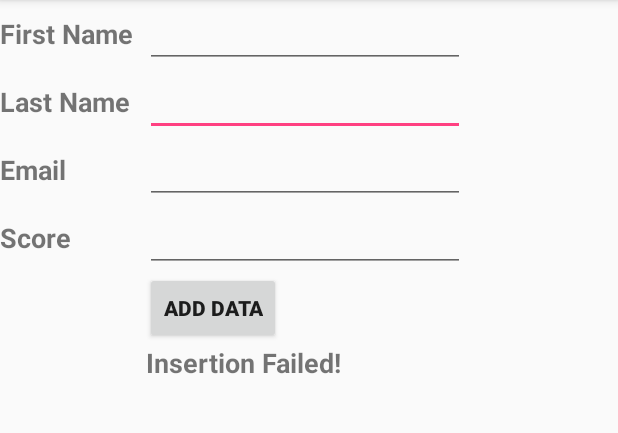
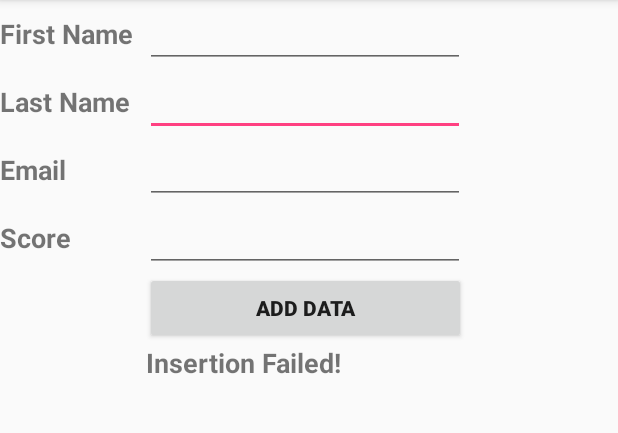
Before and after one commit to sQasimSo/tast1, an Android app: the Records screen opened directly, with no data from a screen before it, after a tap on "ADD DATA", on a phone screen of 412 x 824 dp, the part 84-517 px from its top. Run offline under Robolectric (Android 15) with nearby library versions, the phone set to English and light mode, and no system bars; 1 statement that could not run was skipped.

Commit message:
debugging, adding table, app is crashing

```diff
--- a/app/src/main/java/com/experitest/qasimsobeh/task1/Records.java
+++ b/app/src/main/java/com/experitest/qasimsobeh/task1/Records.java
@@ -1,6 +1,7 @@
 package com.experitest.qasimsobeh.task1;
 
 import android.content.DialogInterface;
+import android.content.Intent;
 import android.database.sqlite.SQLiteDatabase;
 import android.support.v7.app.AppCompatActivity;
 import android.os.Bundle;
@@ -12,32 +13,38 @@ import android.widget.TextView;
 public class Records extends AppCompatActivity
 {
     DatabaseHelper myDB;
-    EditText fName,lName,email,score;
+    EditText fName, lName, email, score;
     TextView insertionRes;
     Button btnAddData;
+
     @Override
     protected void onCreate(Bundle savedInstanceState)
     {
         super.onCreate(savedInstanceState);
         setContentView(R.layout.activity_records);
-        myDB = new DatabaseHelper(this);
+
+        Intent intent = getIntent();
+        String message = intent.getStringExtra(LoginActivity.EXTRA_MESSAGE);
 
         fName = (EditText) findViewById(R.id.editText_firstName);
         lName = (EditText) findViewById(R.id.editText_lastName);
         email = (EditText) findViewById(R.id.editText_email);
         score = (EditText) findViewById(R.id.editText_score);
         insertionRes = (TextView) findViewById(R.id.textView_insertionRes);
+
         btnAddData = (Button) findViewById(R.id.button_add);
+        btnAddData.setOnClickListener(listener1);
 
-        checkDB();
+        insertionRes.setText(message);
     }
 
-    public void checkDB()
-    {
-        btnAddData.setOnClickListener(new View.OnClickListener()
+    View.OnClickListener listener1 = new View.OnClickListener()
     {
         @Override
         public void onClick(View view)
+        {
+            myDB = new DatabaseHelper(getApplicationContext());
+            if (view.getId() == R.id.button_add)
             {
                 boolean insertionStatus = myDB.insertData(fName.getText().toString(),
                         lName.getText().toString(),
@@ -45,11 +52,11 @@ public class Records extends AppCompatActivity
                         Integer.parseInt(score.getText().toString()),
                         insertionRes);
                 //need to check if the editTexts are empty and deal with it!
-                if (insertionStatus==true)
+                if (insertionStatus == true)
                     insertionRes.setText("Added Successfully");
                 else
                     insertionRes.setText("Insertion Failed!");
             }
-        });
         }
+    };
 }
--- a/app/src/main/res/layout/activity_records.xml
+++ b/app/src/main/res/layout/activity_records.xml
@@ -6,15 +6,24 @@
     android:layout_height="match_parent"
     tools:context="com.experitest.qasimsobeh.task1.Records">
 
+    <android.support.constraint.Guideline
+        android:layout_width="wrap_content"
+        android:layout_height="wrap_content"
+        android:id="@+id/guideline"
+        app:layout_constraintGuide_begin="20dp"
+        android:orientation="vertical"
+        tools:layout_editor_absoluteY="0dp"
+        tools:layout_editor_absoluteX="20dp"/>
+
     <GridLayout
         android:layout_width="0dp"
         android:layout_height="0dp"
         app:layout_constraintBottom_toBottomOf="parent"
+        app:layout_constraintHorizontal_bias="0.0"
+        app:layout_constraintLeft_toLeftOf="parent"
         app:layout_constraintRight_toRightOf="parent"
-        app:layout_constraintLeft_toLeftOf="parent"
         app:layout_constraintTop_toTopOf="parent"
-        app:layout_constraintHorizontal_bias="0.0"
-        app:layout_constraintVertical_bias="1.0">
+        app:layout_constraintVertical_bias="0.0">
 
         <EditText
             android:id="@+id/editText_lastName"
@@ -108,7 +117,7 @@
 
         <Button
             android:id="@+id/button_add"
-            android:layout_width="wrap_content"
+            android:layout_width="214dp"
             android:layout_height="wrap_content"
             android:layout_column="1"
             android:layout_row="4"
@@ -122,7 +131,6 @@
             android:layout_height="wrap_content"
             android:layout_column="1"
             android:layout_row="5"
-            android:text="Pending"
             android:textAlignment="center"
             android:textSize="18sp"
             android:textStyle="bold"/>
@@ -140,14 +148,6 @@
             android:textStyle="bold"
             app:layout_constraintRight_toLeftOf="@+id/editText4"
             tools:layout_editor_absoluteY="157dp"/>
+
     </GridLayout>
-
-    <android.support.constraint.Guideline
-        android:layout_width="wrap_content"
-        android:layout_height="wrap_content"
-        android:id="@+id/guideline"
-        app:layout_constraintGuide_begin="20dp"
-        android:orientation="vertical"
-        tools:layout_editor_absoluteY="0dp"
-        tools:layout_editor_absoluteX="20dp"/>
 </android.support.constraint.ConstraintLayout>
```
Also changed, not shown: app/src/main/java/com/experitest/qasimsobeh/task1/DatabaseHelper.java (+28 -16 lines), app/src/main/java/com/experitest/qasimsobeh/task1/LoginActivity.java (+6 -1 lines). Lines whose indentation alone changed are shown as unchanged.
